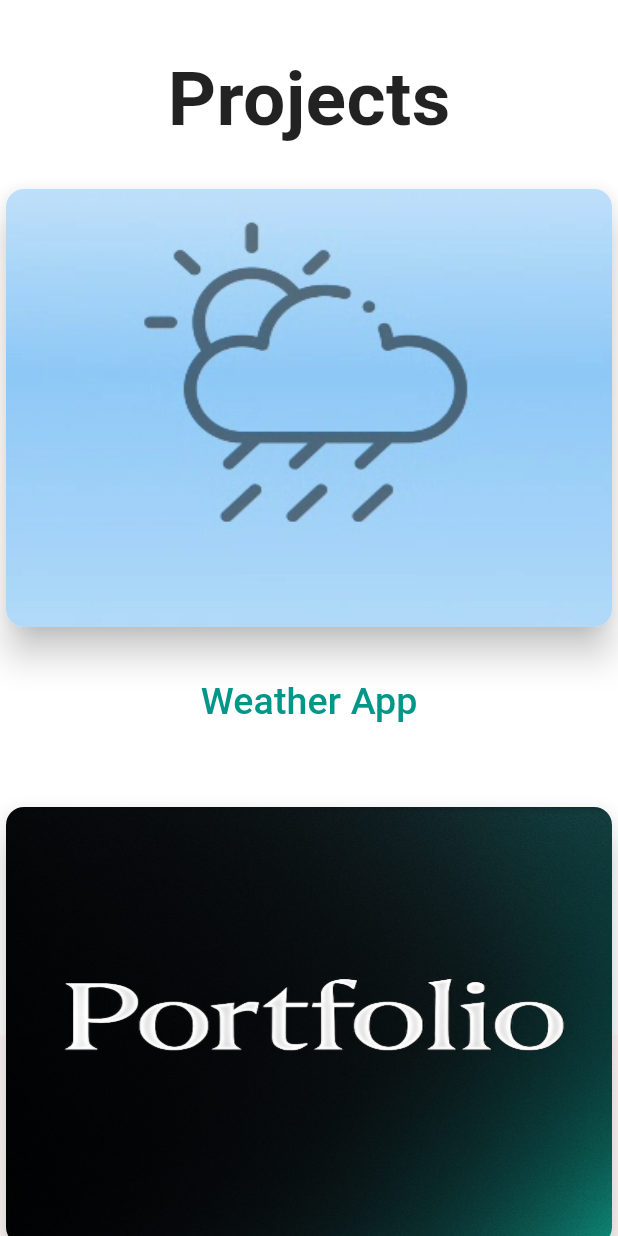
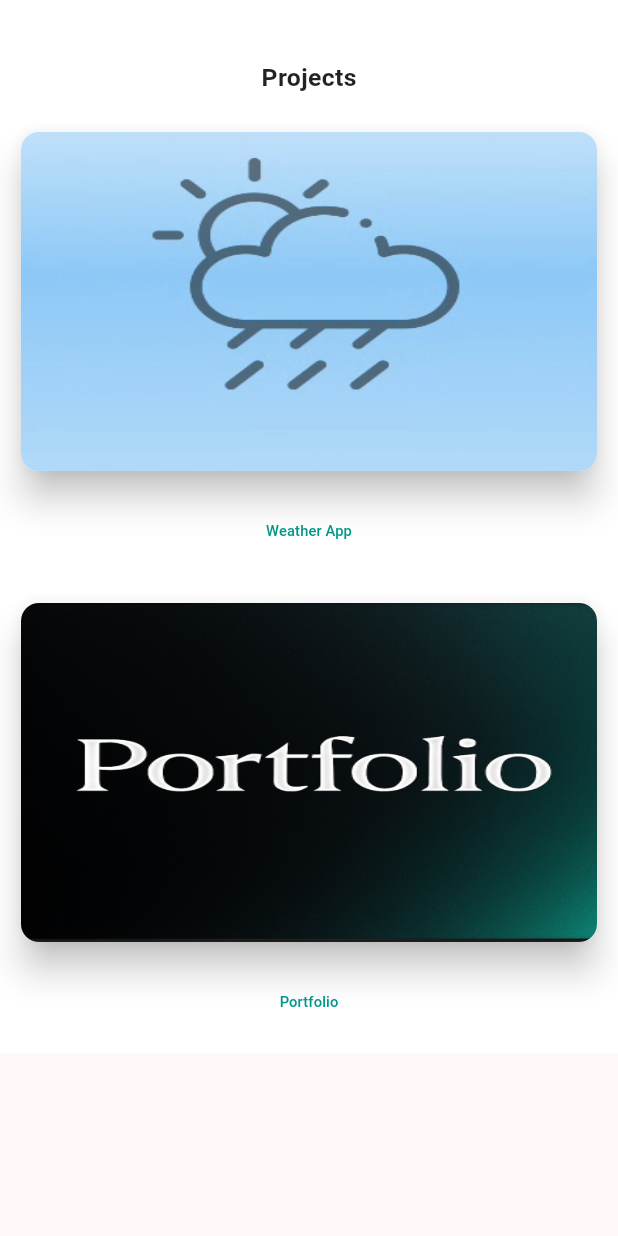
Before and after one commit to Umar-Gulzar/Portfolio_Website, a Flutter app: the ProjectsSection widget shown alone on an empty page, opened directly, on a phone screen of 412 x 824 dp. Run offline on Flutter 3.47's test engine with Material 3 defaults, Android fonts, the light colour scheme and no system bars; our stand-ins replace flutter_riverpod, font_awesome_flutter, google_fonts, riverpod, visibility_detector.

Commit message:
make some sections responsive

```diff
--- a/lib/Landing_Page.dart
+++ b/lib/Landing_Page.dart
@@ -96,7 +96,9 @@ class Landing_PageState extends State<Landing_Page>
                     Row(
                       mainAxisAlignment: MainAxisAlignment.spaceAround,
                       children: [
-                       Container(color: Colors.transparent,height: 280,width: 200,
+                       Container(
+                         color: Colors.transparent,
+                         height: 280,width: 200,
                        child: FittedBox(
                          child: RichText(
                              text: TextSpan(
--- a/lib/Sections/ProjectsSection.dart
+++ b/lib/Sections/ProjectsSection.dart
@@ -29,9 +29,11 @@ class ProjectsSection extends StatelessWidget
   Widget build(BuildContext context) {
     return  Container(
       key: PROJECTS_KEY,
-      width: double.infinity,
-      height: 690,
+      width: MediaQuery.of(context).size.width,
+      height:  MediaQuery.of(context).size.width>500?MediaQuery.of(context).size.height:null,
       color: Colors.white,
+      child: Padding(
+        padding: EdgeInsets.all(10),
         child: Column(
           mainAxisSize: MainAxisSize.min,
           children: [
@@ -41,49 +43,65 @@ class ProjectsSection extends StatelessWidget
               child: Text("Projects",style: TextStyle(
                 color: Colors.black87,
                 fontWeight: FontWeight.bold,
-              fontSize: 50,
+                fontSize: MediaQuery.of(context).size.width*0.04,
               ),),
             ),
+            const SizedBox(height: 20,),
             Center(
-            child: GridView.builder(
-              itemCount: 2,
+              child: LayoutBuilder(
+                builder: (context,constraints){
+                  int count;
+                  if(MediaQuery.of(context).size.width>1200)
+                  {
+                    count = 3;
+                  }
+                  else if(MediaQuery.of(context).size.width>600)
+                    {
+                      count=2;
+                    }
+                  else
+                  {
+                    count = 1;
+                  }
+
+                return GridView.builder(
+                    itemCount: list.length,
                     shrinkWrap: true,
                     physics: NeverScrollableScrollPhysics(),
-                gridDelegate: SliverGridDelegateWithMaxCrossAxisExtent(
-                  maxCrossAxisExtent: 500,
-                  crossAxisSpacing: 50,
-                  childAspectRatio: 1/1
+                    gridDelegate: SliverGridDelegateWithFixedCrossAxisCount(
+                      crossAxisCount: count,
+                      crossAxisSpacing: 20,
+                      mainAxisSpacing: 20,
+                      childAspectRatio: 4/3,
                 ),
                     itemBuilder: (context,index)
                     {
                       return Column(
-                    spacing: 20,
-                    mainAxisAlignment: MainAxisAlignment.center,
-                    mainAxisSize: MainAxisSize.min,
                         children: [
-                      SizedBox(
-                        height:300,
-                        width: 500,
+                          Flexible(
                             child: Card(
                               color: Colors.white,
                               elevation: 10,
                               clipBehavior: Clip.antiAlias,
-                          child: Image.asset(list[index]['image']!,fit: BoxFit.fill,),
+                              child: Image.asset(list[index]['image']!,fit: BoxFit.fill,width: double.infinity,height: double.infinity,),
                             ),
                           ),
+                          const SizedBox(height: 12),
                           TextButton(
                             onPressed: (){
                               _launchURL(list[index]['link']!);
                             },
-                        child: Text(list[index]['buttonTitle']!,style: TextStyle(fontSize: 25,fontWeight: FontWeight.w500,color: Colors.teal),)),
+                            child: Text(list[index]['buttonTitle']!,style: TextStyle(fontSize: constraints.maxWidth*0.025,fontWeight: FontWeight.w500,color: Colors.teal),)),
 
                         ],
                       );
                     }
+                );}
               ),
             ),
           ],
         ),
+      ),
     );
   }
 }
```
Also changed, not shown: lib/Sections/HomeSection.dart (+7 -5 lines), lib/Sections/SkillsSection.dart (+34 -18 lines), lib/main.dart (+4 -4 lines), Images/portfolio.jpg (added). Lines whose indentation alone changed are shown as unchanged.
